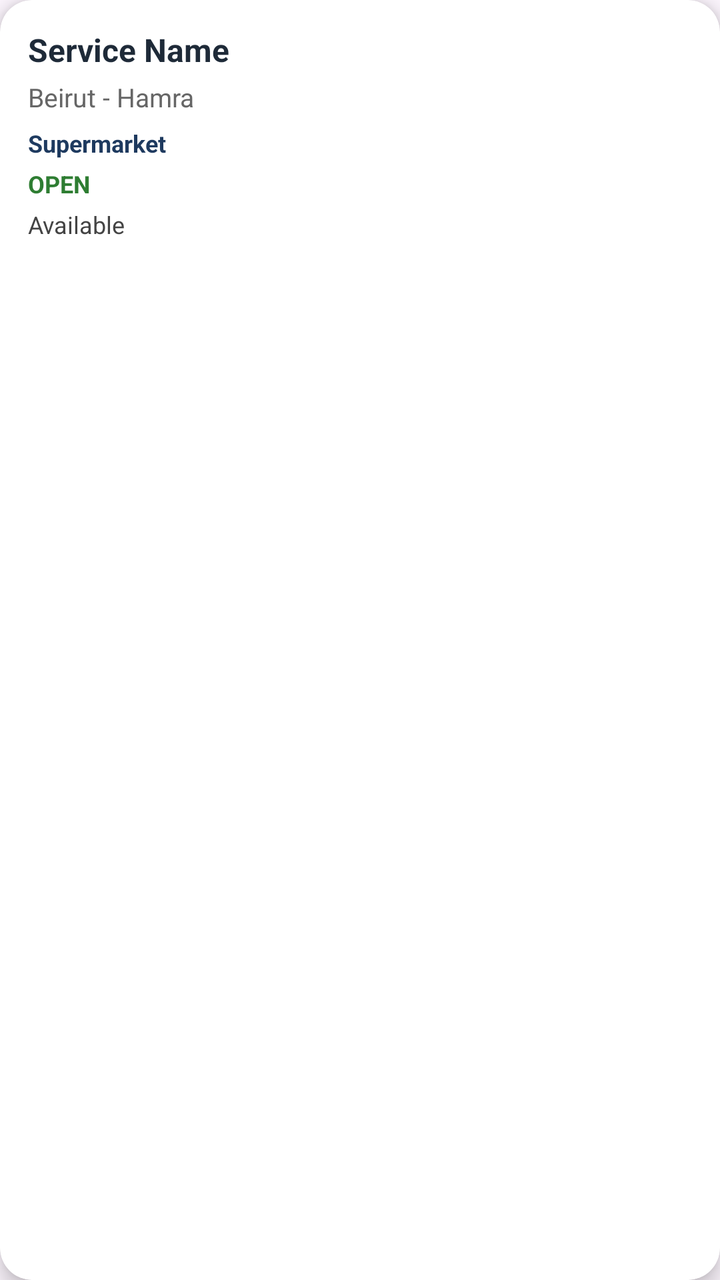
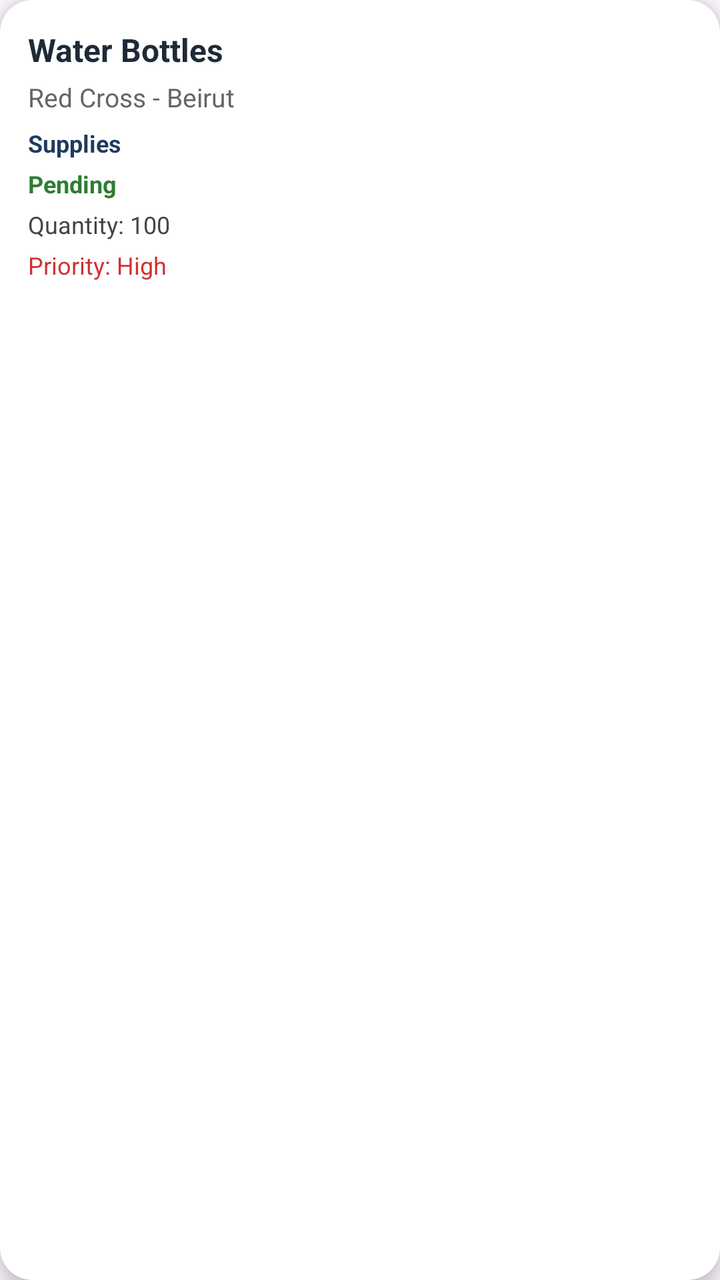

Compare the two renders of this Android layout. The source of the first and the diff that turns it into the second are given below.
<!-- AndroidManifest.xml: application theme Theme.Crises -->
<!-- res/layout/item_need.xml -->
<?xml version="1.0" encoding="utf-8"?>
<androidx.cardview.widget.CardView
    xmlns:android="http://schemas.android.com/apk/res/android"
    xmlns:app="http://schemas.android.com/apk/res-auto"
    android:layout_width="match_parent"
    android:layout_height="wrap_content"
    android:layout_margin="10dp"
    app:cardCornerRadius="16dp"
    app:cardElevation="6dp">

    <LinearLayout
        android:orientation="vertical"
        android:padding="14dp"
        android:layout_width="match_parent"
        android:layout_height="wrap_content">

        
        <TextView
            android:layout_width="match_parent"
            android:layout_height="wrap_content"
            android:id="@+id/name"
            android:text="Service Name"
            android:textStyle="bold"
            android:textSize="16sp"
            android:textColor="#1E2A38"/>

        
        <TextView
            android:layout_width="match_parent"
            android:layout_height="wrap_content"
            android:id="@+id/location"
            android:text="Beirut - Hamra"
            android:textSize="13sp"
            android:textColor="#666"
            android:layout_marginTop="4dp"/>

        
        <TextView
            android:layout_width="match_parent"
            android:layout_height="wrap_content"
            android:id="@+id/type"
            android:text="Supermarket"
            android:textSize="12sp"
            android:textStyle="bold"
            android:layout_marginTop="6dp"
            android:textColor="#1E3A5F"/>

        
        <TextView
            android:layout_width="match_parent"
            android:layout_height="wrap_content"
            android:id="@+id/status"
            android:text="OPEN"
            android:textSize="12sp"
            android:textStyle="bold"
            android:layout_marginTop="4dp"
            android:textColor="#2E7D32"/>

        
        <TextView
            android:layout_width="match_parent"
            android:layout_height="wrap_content"
            android:id="@+id/availability"
            android:text="Available"
            android:textSize="12sp"
            android:layout_marginTop="4dp"
            android:textColor="#444"/>

    </LinearLayout>

</androidx.cardview.widget.CardView>
<!-- resources referenced by this layout -->
<resources>
  <style name="Theme.Crises" parent="Base.Theme.Crises" />
  <style name="Base.Theme.Crises" parent="Theme.Material3.DayNight.NoActionBar">
  
      </style>
</resources>

<!-- the commit's change to res/layout/item_need.xml (unified diff, before → after) -->
@@ -16,30 +16,30 @@
 
         
         <TextView
+            android:id="@+id/need_name"
             android:layout_width="match_parent"
             android:layout_height="wrap_content"
-            android:id="@+id/name"
-            android:text="Service Name"
+            android:text="Water Bottles"
             android:textStyle="bold"
             android:textSize="16sp"
             android:textColor="#1E2A38"/>
 
         
         <TextView
+            android:id="@+id/location"
             android:layout_width="match_parent"
             android:layout_height="wrap_content"
-            android:id="@+id/location"
-            android:text="Beirut - Hamra"
+            android:text="Red Cross - Beirut"
             android:textSize="13sp"
             android:textColor="#666"
             android:layout_marginTop="4dp"/>
 
         
         <TextView
+            android:id="@+id/category"
             android:layout_width="match_parent"
             android:layout_height="wrap_content"
-            android:id="@+id/type"
-            android:text="Supermarket"
+            android:text="Supplies"
             android:textSize="12sp"
             android:textStyle="bold"
             android:layout_marginTop="6dp"
@@ -47,10 +47,10 @@
 
         
         <TextView
+            android:id="@+id/status"
             android:layout_width="match_parent"
             android:layout_height="wrap_content"
-            android:id="@+id/status"
-            android:text="OPEN"
+            android:text="Pending"
             android:textSize="12sp"
             android:textStyle="bold"
             android:layout_marginTop="4dp"
@@ -58,14 +58,24 @@
 
         
         <TextView
+            android:id="@+id/quantity"
             android:layout_width="match_parent"
             android:layout_height="wrap_content"
-            android:id="@+id/availability"
-            android:text="Available"
+            android:text="Quantity: 100"
             android:textSize="12sp"
             android:layout_marginTop="4dp"
             android:textColor="#444"/>
 
+        
+        <TextView
+            android:id="@+id/priority"
+            android:layout_width="match_parent"
+            android:layout_height="wrap_content"
+            android:text="Priority: High"
+            android:textSize="12sp"
+            android:layout_marginTop="4dp"
+            android:textColor="#D32F2F"/>
+
     </LinearLayout>
 
 </androidx.cardview.widget.CardView>
